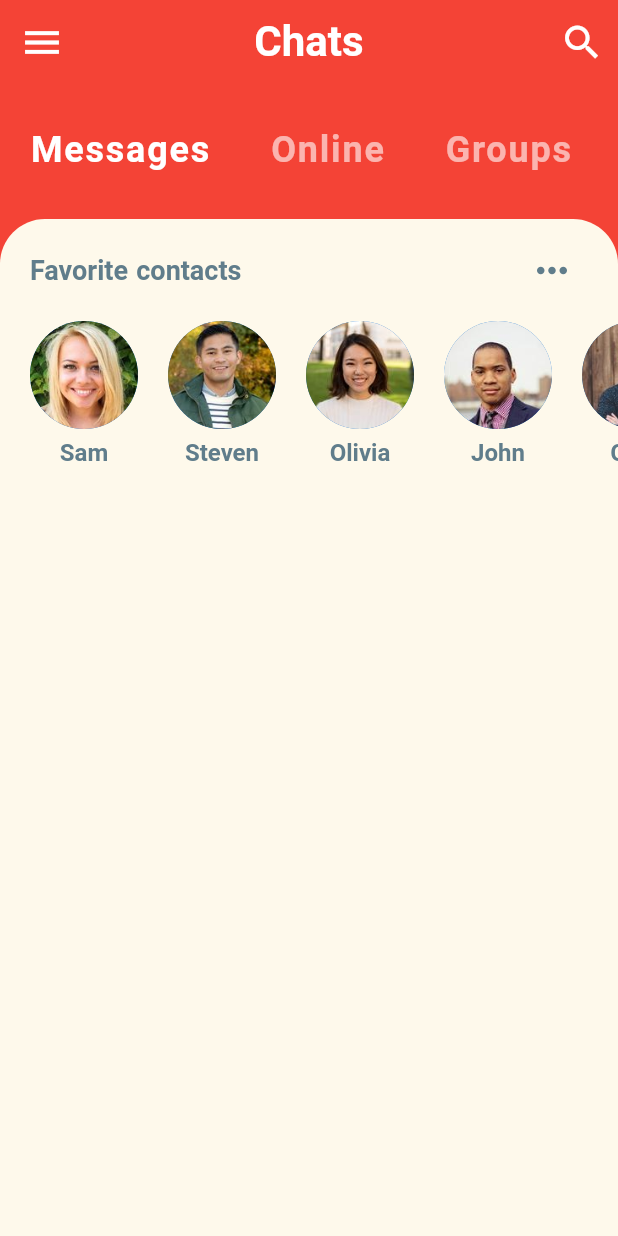
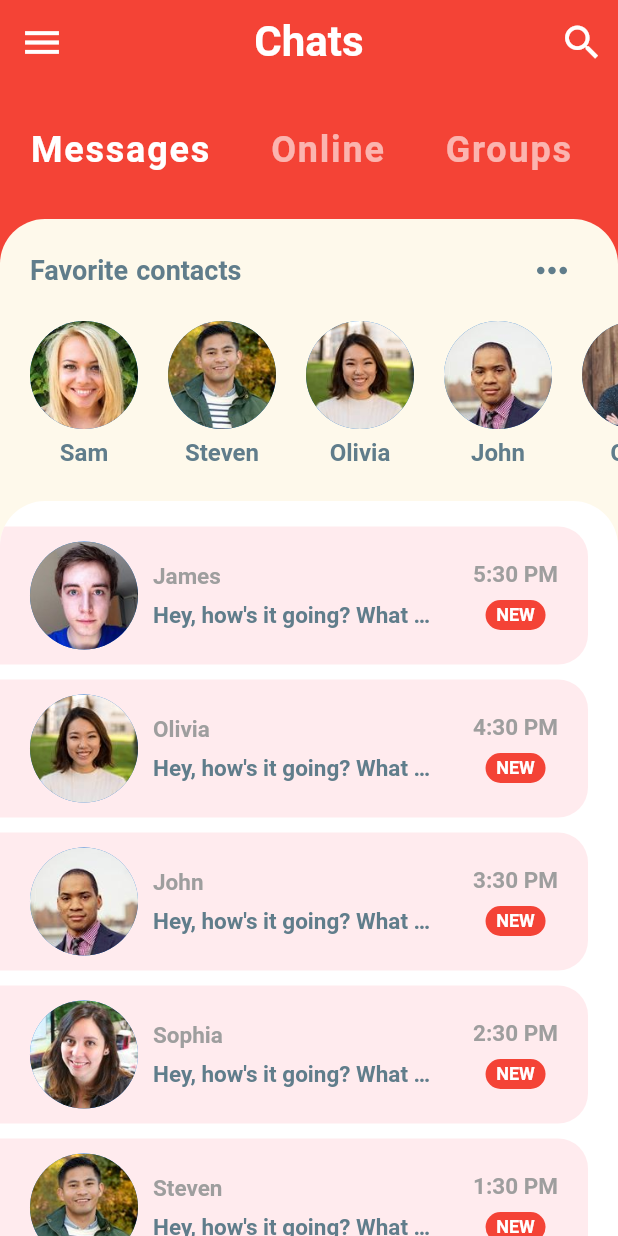
Before and after one commit to dimas-nur/flutter_messenger_app, a Flutter app: the screen it shows after launch, on a phone screen of 412 x 824 dp. Run offline on Flutter 3.47's test engine with Material 2 defaults, Android fonts, the light colour scheme and no system bars.

Commit message:
create recent chat section in home page

```diff
--- a/lib/data/data_providers/dummy_data.dart
+++ b/lib/data/data_providers/dummy_data.dart
@@ -1,3 +1,5 @@
+import 'dart:math';
+
 import '../entities/entity.dart';
 
 // ignore: avoid_classes_with_only_static_members
@@ -62,49 +64,49 @@ class DummyData {
           time: '5:30 PM',
           text: "Hey, how's it going? What did you do today?",
           isLiked: false,
-          unread: true,
+          unread: Random().nextBool(),
         ),
         MessageEntity(
           sender: olivia,
           time: '4:30 PM',
           text: "Hey, how's it going? What did you do today?",
           isLiked: false,
-          unread: true,
+          unread: Random().nextBool(),
         ),
         MessageEntity(
           sender: john,
           time: '3:30 PM',
           text: "Hey, how's it going? What did you do today?",
           isLiked: false,
-          unread: false,
+          unread: Random().nextBool(),
         ),
         MessageEntity(
           sender: sophia,
           time: '2:30 PM',
           text: "Hey, how's it going? What did you do today?",
           isLiked: false,
-          unread: true,
+          unread: Random().nextBool(),
         ),
         MessageEntity(
           sender: steven,
           time: '1:30 PM',
           text: "Hey, how's it going? What did you do today?",
           isLiked: false,
-          unread: false,
+          unread: Random().nextBool(),
         ),
         MessageEntity(
           sender: sam,
           time: '12:30 PM',
           text: "Hey, how's it going? What did you do today?",
           isLiked: false,
-          unread: false,
+          unread: Random().nextBool(),
         ),
         MessageEntity(
           sender: greg,
           time: '11:30 AM',
           text: "Hey, how's it going? What did you do today?",
           isLiked: false,
-          unread: false,
+          unread: Random().nextBool(),
         ),
       ];
 
--- a/lib/main.dart
+++ b/lib/main.dart
@@ -1,5 +1,5 @@
 import 'package:flutter/material.dart';
-import 'package:flutter_messenger_app/presentation/pages/home_page.dart';
+import 'presentation/pages/home_page.dart';
 
 import 'config/app_theme.dart';
 
--- a/lib/presentation/pages/home_page.dart
+++ b/lib/presentation/pages/home_page.dart
@@ -1,6 +1,6 @@
 import 'package:flutter/material.dart';
 
-import '../widgets/favorite_contacts.dart';
+import '../../data/data_providers/dummy_data.dart';
 import '../widgets/widget.dart';
 
 class HomePage extends StatelessWidget {
@@ -52,6 +52,7 @@ class HomePage extends StatelessWidget {
               child: Column(
                 children: [
                   const FavoriteContacts(),
+                  RecentChat(chats: DummyData.getChats()),
                 ],
               ),
             ),
--- /dev/null
+++ b/lib/presentation/widgets/recent_chat.dart
@@ -0,0 +1,153 @@
+import 'package:flutter/material.dart';
+
+import '../../data/entities/message_entity.dart';
+
+class RecentChat extends StatelessWidget {
+  final List<MessageEntity> chats;
+
+  const RecentChat({
+    Key? key,
+    required this.chats,
+  }) : super(key: key);
+
+  @override
+  Widget build(BuildContext context) {
+    return Expanded(
+      child: Container(
+        decoration: const BoxDecoration(
+          color: Colors.white,
+          borderRadius: BorderRadius.only(
+            topLeft: Radius.circular(30),
+            topRight: Radius.circular(30),
+          ),
+        ),
+        child: ClipRRect(
+          borderRadius: const BorderRadius.only(
+            topLeft: Radius.circular(30),
+            topRight: Radius.circular(30),
+          ),
+          child: ListView.builder(
+            padding: const EdgeInsets.symmetric(
+              vertical: 12,
+            ),
+            itemCount: chats.length,
+            itemBuilder: (context, index) => _chatCard(chats[index]),
+          ),
+        ),
+      ),
+    );
+  }
+
+  Widget _chatCard(MessageEntity chat) {
+    return Container(
+      decoration: chat.unread
+          ? BoxDecoration(
+              color: Colors.red[50],
+              borderRadius: const BorderRadius.only(
+                topRight: Radius.circular(20),
+                bottomRight: Radius.circular(20),
+              ),
+            )
+          : null,
+      padding: const EdgeInsets.symmetric(
+        vertical: 10,
+        horizontal: 20,
+      ),
+      margin: const EdgeInsets.only(
+        top: 5,
+        bottom: 5,
+        right: 20,
+      ),
+      child: Row(
+        children: [
+          CircleAvatar(
+            backgroundImage: AssetImage(
+              chat.sender.imageUrl,
+            ),
+            radius: 36,
+          ),
+          const SizedBox(
+            width: 10,
+          ),
+          Expanded(
+            child: Row(
+              mainAxisAlignment: MainAxisAlignment.spaceBetween,
+              children: [
+                Expanded(
+                  child: Container(
+                    margin: const EdgeInsets.only(
+                      right: 24,
+                    ),
+                    child: Column(
+                      crossAxisAlignment: CrossAxisAlignment.start,
+                      children: [
+                        Text(
+                          chat.sender.name,
+                          style: const TextStyle(
+                            fontSize: 15,
+                            color: Colors.grey,
+                            fontWeight: FontWeight.bold,
+                          ),
+                        ),
+                        const SizedBox(
+                          height: 8,
+                        ),
+                        Text(
+                          chat.text,
+                          style: const TextStyle(
+                            fontSize: 15,
+                            color: Colors.blueGrey,
+                            fontWeight: FontWeight.w600,
+                          ),
+                          overflow: TextOverflow.ellipsis,
+                        ),
+                      ],
+                    ),
+                  ),
+                ),
+                Column(
+                  children: [
+                    Text(
+                      chat.time,
+                      style: const TextStyle(
+                        color: Colors.grey,
+                        fontSize: 15,
+                        fontWeight: FontWeight.bold,
+                      ),
+                    ),
+                    const SizedBox(
+                      height: 8,
+                    ),
+                    if (chat.unread)
+                      Container(
+                        height: 20,
+                        width: 40,
+                        decoration: BoxDecoration(
+                          color: Colors.red,
+                          borderRadius: BorderRadius.circular(20),
+                        ),
+                        alignment: Alignment.center,
+                        child: const Text(
+                          'NEW',
+                          style: TextStyle(
+                            fontSize: 12,
+                            color: Colors.white,
+                            fontWeight: FontWeight.bold,
+                          ),
+                        ),
+                      )
+                    else
+                      const SizedBox(
+                        height: 20,
+                        width: 40,
+                      ),
+                  ],
+                ),
+              ],
+            ),
+          ),
+        ],
+      ),
+    );
+  }
+}
--- a/lib/presentation/widgets/widget.dart
+++ b/lib/presentation/widgets/widget.dart
@@ -1 +1,3 @@
 export 'category_selector.dart';
+export 'favorite_contacts.dart';
+export 'recent_chat.dart';
```
